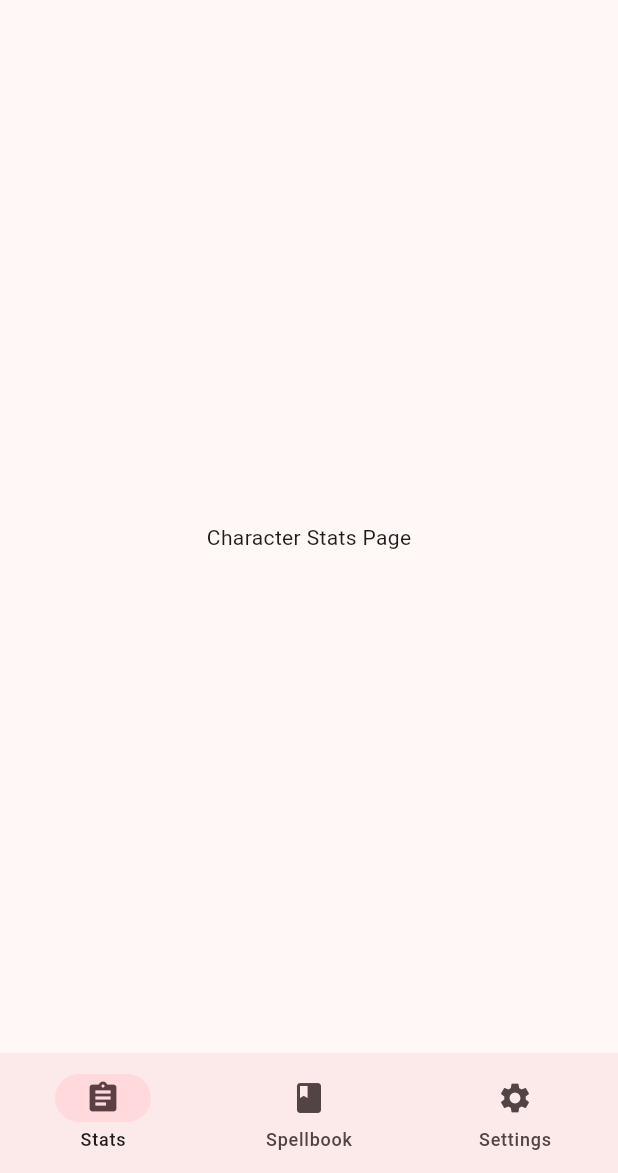
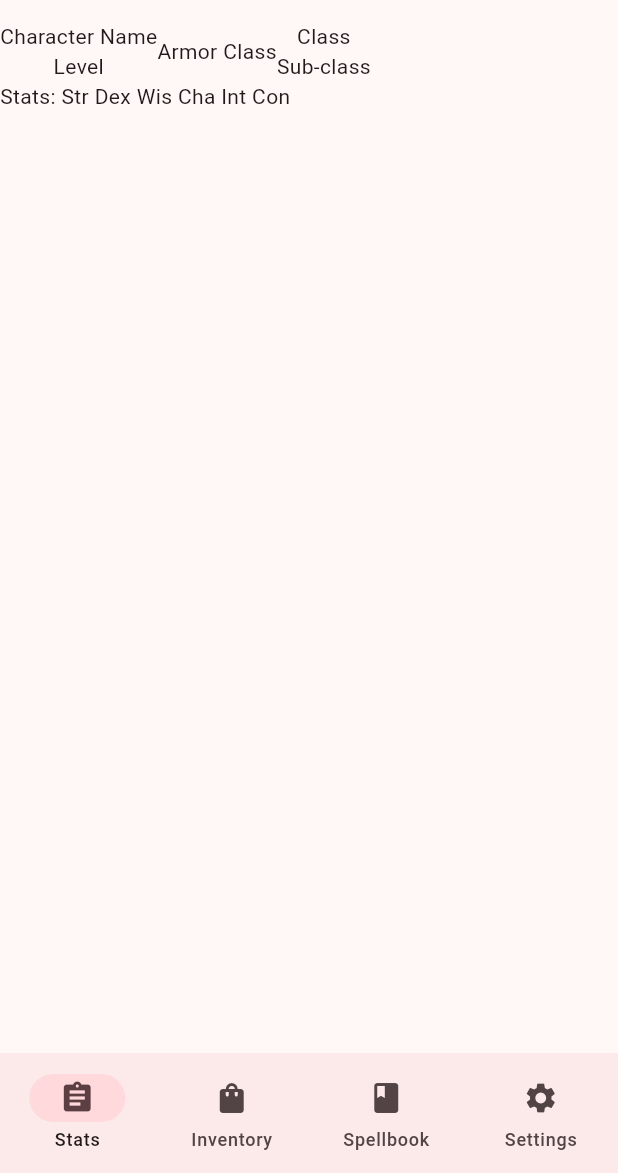
Before and after one commit to carlo-echon/PathfinderCharacterSheetAPP, a Flutter app: the screen it shows after launch, on a phone screen of 412 x 824 dp, the part 63-1236 px from its top. Run offline on Flutter 3.47's test engine with Material 3 defaults, Android fonts, the light colour scheme and no system bars; generated files the repository leaves out were written again.

Commit message:
Prepared General Layout for Stats Page
Started creating Rows and Columns to visualize the layout for the Stats page. Also added the Inventory Tab.

```diff
--- a/pathfinder_character_sheet/lib/main.dart
+++ b/pathfinder_character_sheet/lib/main.dart
@@ -34,6 +34,7 @@ class _MyHomePageState extends State<MyHomePage> {
 
   final List<Widget> pages = [
     const CharSheetStats(),
+    const InventoryPage(),
     const SpellbookPage(),
     const SettingsPage(),
   ];
@@ -56,6 +57,10 @@ class _MyHomePageState extends State<MyHomePage> {
           NavigationDestination(
             icon: Icon(Icons.assignment),
             label: 'Stats',
+          ),
+          NavigationDestination(
+            icon: Icon(Icons.shopping_bag),
+            label: 'Inventory',
           ),
           NavigationDestination(
             icon: Icon(Icons.book),
@@ -81,11 +86,55 @@ class CharSheetStats extends StatefulWidget {
 class _CharSheetStatsState extends State<CharSheetStats> {
   @override
   Widget build(BuildContext context) {
-    return Center(
-      child: Text('Character Stats Page'),
+    return Container(
+      child: Column(
+        children: [
+          Row(
+            children: [
+              Column(
+                children: [
+                  Text("Character Name"),
+                  Text("Level"),
+                ],
+              ),
+              Column(
+                children: [Text("Armor Class"),],
+              ),
+              Column(
+                children: [
+                  Text("Class"),
+                  Text("Sub-class"),
+                ],
+                ),
+            ],
+          ),
+          Row(
+            children: [
+              Text('Stats: Str Dex Wis Cha Int Con'),
+            ],
+            ),
+        ],
+      ),
     );
   }
 }
+
+class InventoryPage extends StatefulWidget {
+  const InventoryPage({super.key});
+
+  @override
+  _InventoryPageState createState() => _InventoryPageState();
+}
+
+class _InventoryPageState extends State<InventoryPage> {
+  @override
+  Widget build(BuildContext context) {
+    return Center(
+      child: Text('Inventory Page'),
+    );
+  }
+}
+
 
 class SpellbookPage extends StatefulWidget {
   const SpellbookPage({super.key});
```
